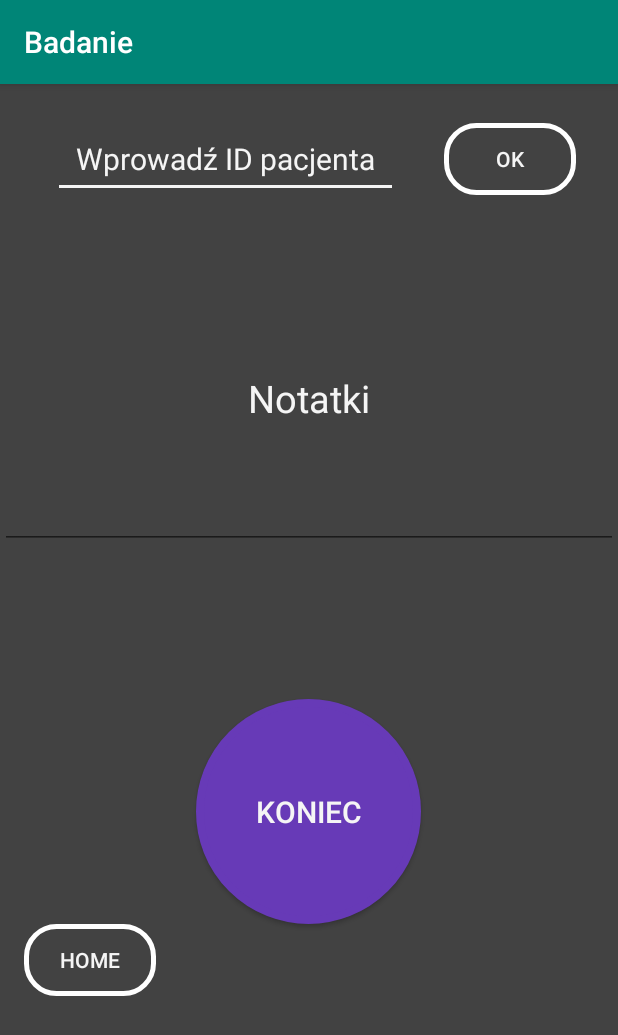
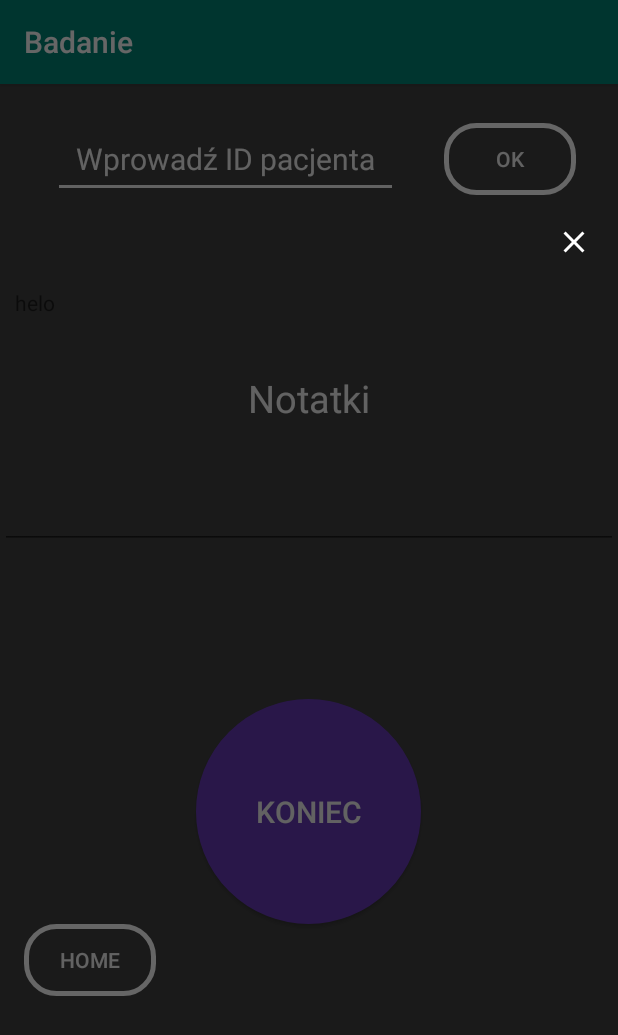
Before and after one commit to Kb861/AppForRehabilitation, an Android app: the SummaryActivity screen opened directly, with no data from a screen before it, after a tap on "KONIEC", on a phone screen of 412 x 824 dp. Shown: the top 1035 px of the screen. Run offline under Robolectric (Android 15) with nearby library versions, the phone set to English and light mode, and no system bars; our stand-ins replace ButterKnife; 1 statement that could not run was skipped.

Commit message:
dialog_box

```diff
--- a/app/src/main/java/com/example/badanie/SummaryActivity.java
+++ b/app/src/main/java/com/example/badanie/SummaryActivity.java
@@ -1,9 +1,12 @@
 package com.example.badanie;
 
 import android.Manifest;
+import android.app.Dialog;
 import android.content.Context;
 import android.content.Intent;
 import android.content.pm.PackageManager;
+import android.graphics.Color;
+import android.graphics.drawable.ColorDrawable;
 import android.os.Build;
 import android.os.Bundle;
 import android.os.Environment;
@@ -12,6 +15,7 @@ import android.support.v7.app.AppCompatActivity;
 import android.view.View;
 import android.widget.Button;
 import android.widget.EditText;
+import android.widget.ImageView;
 import android.widget.TextView;
 import android.widget.Toast;
 
@@ -43,6 +47,9 @@ public class SummaryActivity extends AppCompatActivity {
 
     @BindView(R.id.btnHome)
     Button btnHome;
+
+    Dialog epicDialog;
+    ImageView close;
 
     private void isReadStoragePermissionGranted() {
         if (Build.VERSION.SDK_INT >= 23) {
@@ -83,6 +90,7 @@ public class SummaryActivity extends AppCompatActivity {
         ButterKnife.bind(this);
         isReadStoragePermissionGranted();
 
+        epicDialog=new Dialog(this);
 
         Bundle dataFromStopwatchActivity = getIntent().getExtras();
         String text = dataFromStopwatchActivity.getString("KEY");
@@ -110,16 +118,24 @@ public class SummaryActivity extends AppCompatActivity {
     }
     @OnClick(R.id.btn_Finish)
     void onClick(View view){
-        if(EtNotes.length() > 250)
-        {
-            Toast.makeText(SummaryActivity.this, "Za długi komentarz! ", Toast.LENGTH_SHORT).show();
-        }
-        else{
+            ShowBox();
+
             String entry = EtNotes.getText().toString();
             Save("105",entry);
 
     }
 
 
-
-}}
+        public void ShowBox(){
+            epicDialog.setContentView(R.layout.dialog_box);
+            close=(ImageView) epicDialog.findViewById(R.id.close_box) ;
+            close.setOnClickListener(new View.OnClickListener() {
+                @Override
+                public void onClick(View v) {
+                    epicDialog.dismiss();
+                }
+            });
+            epicDialog.getWindow().setBackgroundDrawable(new ColorDrawable(Color.TRANSPARENT));
+            epicDialog.show();
+        }
+}
--- /dev/null
+++ b/app/src/main/res/layout/dialog_box.xml
@@ -0,0 +1,28 @@
+<?xml version="1.0" encoding="utf-8"?>
+<RelativeLayout
+    xmlns:android="http://schemas.android.com/apk/res/android"
+    xmlns:app="http://schemas.android.com/apk/res-auto"
+    android:layout_width="match_parent"
+    android:layout_height="550dp"
+    android:layout_marginTop="5dp"
+    android:layout_marginRight="10dp"
+    android:layout_marginLeft="10dp"
+    android:layout_gravity="center">
+
+    <ImageView
+        android:id="@+id/close_box"
+        android:layout_width="wrap_content"
+        android:layout_height="wrap_content"
+        android:layout_marginRight="7dp"
+        android:layout_marginTop="7dp"
+        android:elevation="5dp"
+        android:layout_alignParentRight="true"
+        android:src="@drawable/ic_close_black_24dp"/>
+    <TextView
+        android:layout_width="wrap_content"
+        android:layout_height="wrap_content"
+        android:layout_marginTop="50dp"
+        android:text="helo"/>
+
+
+</RelativeLayout>
```
Also changed, not shown: app/src/main/res/values/styles.xml (+19 -0 lines).
